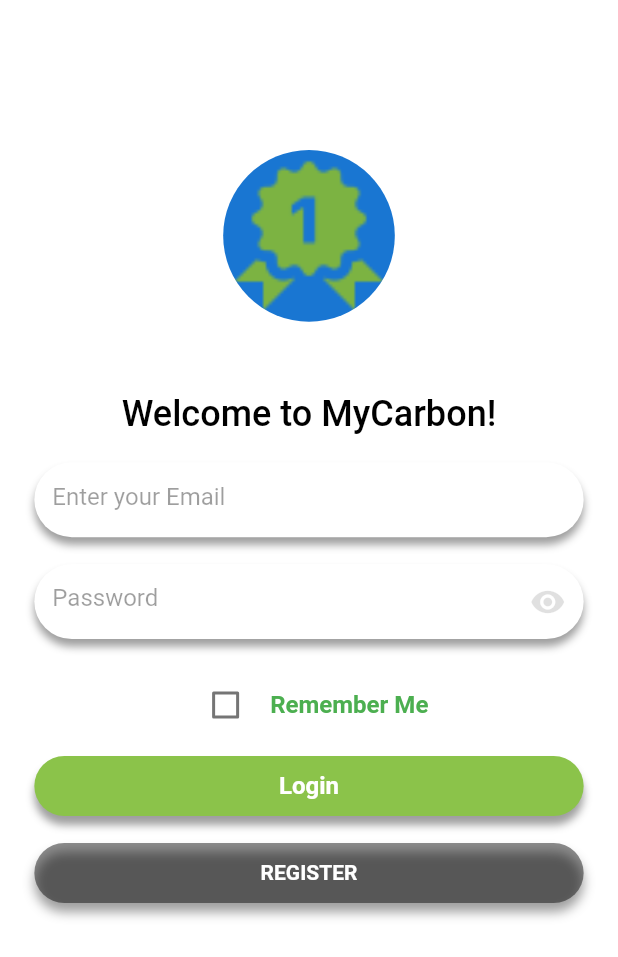
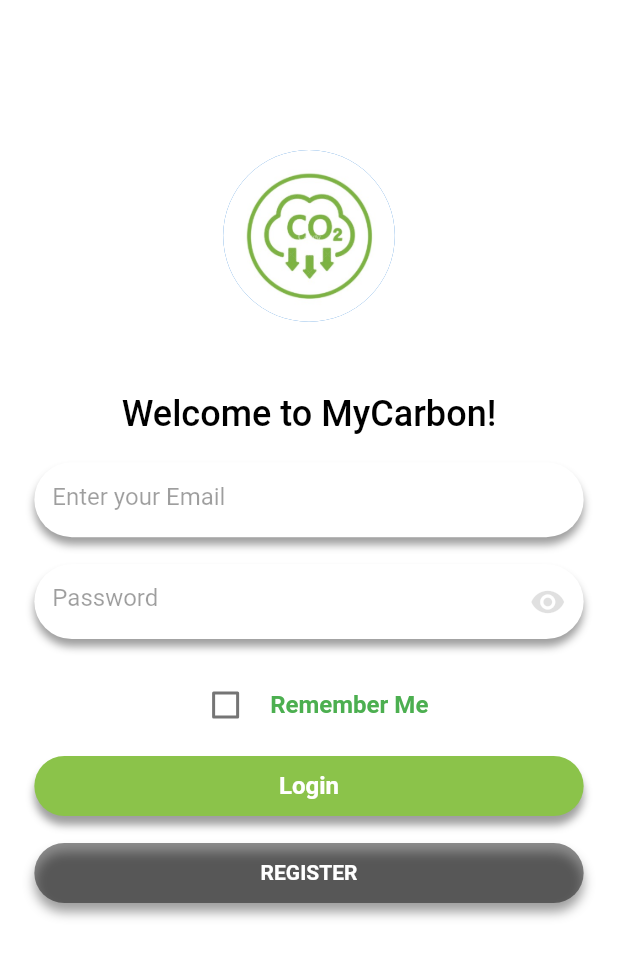
Before and after one commit to arshadkhan3923/My-Carbon, a Flutter app: the screen it shows after launch, on a phone screen of 412 x 824 dp. Shown: the top 957 px of the screen. Run offline on Flutter 3.47's test engine with Material 2 defaults, Android fonts, the phone set to English and light mode, and no system bars; our stand-ins replace flutter_screenutil, get, image_picker.

Commit message:
now code by arshad today

```diff
--- a/lib/login_screen.dart
+++ b/lib/login_screen.dart
@@ -41,8 +41,7 @@ class _LoginScreenState extends State<LoginScreen> {
                       child: CircleAvatar(
                         radius: 50.r,
                         // backgroundColor: Colors.green,
-                        backgroundImage:
-                            AssetImage('assets/First Place Ribbon.png'),
+                        backgroundImage: AssetImage('assets/login_img.jpg'),
                       ),
                     ),
                     SizedBox(
```
Also changed, not shown: assets/login_img.jpg (added).
